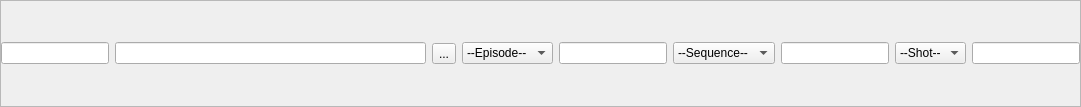
Qt form ui/input_field.ui (iceanimations/SceneBundle) before a commit.
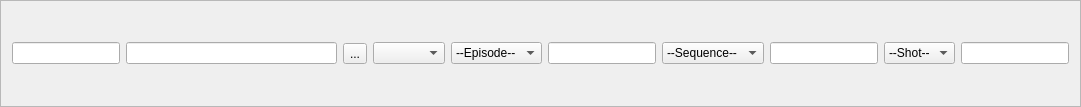
The same form after that commit.

```diff
--- a/ui/input_field.ui
+++ b/ui/input_field.ui
@@ -20,9 +20,6 @@
    <enum>QFrame::Raised</enum>
   </property>
   <layout class="QHBoxLayout" name="horizontalLayout">
-   <property name="margin">
-    <number>0</number>
-   </property>
    <item>
     <widget class="QLineEdit" name="nameBox">
      <property name="sizePolicy">
@@ -53,6 +50,9 @@
      </property>
     </widget>
    </item>
+   <item>
+    <widget class="QComboBox" name="projBox"/>
+   </item>
    <item>
     <widget class="QComboBox" name="epBox">
      <item>
```
